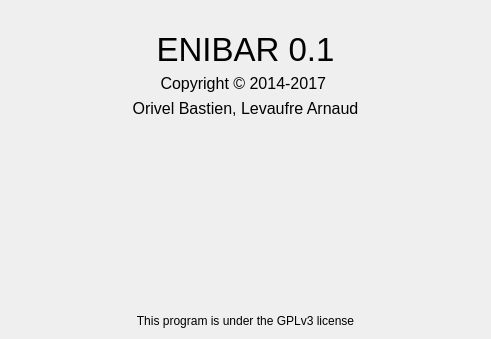
nils-van-zuijlen/Enibar, file application/ui/about_window.ui: the form before one commit.
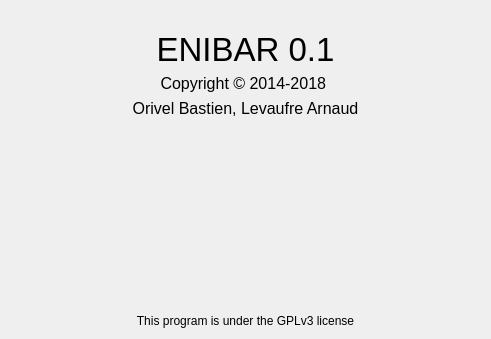
The form after the commit. Icons and pictures are not drawn.

The edit to the form file:
```diff
--- a/application/ui/about_window.ui
+++ b/application/ui/about_window.ui
@@ -24,7 +24,7 @@
         </font>
        </property>
        <property name="text">
-        <string>Copyright © 2014-2017 </string>
+        <string>Copyright © 2014-2018 </string>
        </property>
        <property name="alignment">
         <set>Qt::AlignCenter</set>
```
